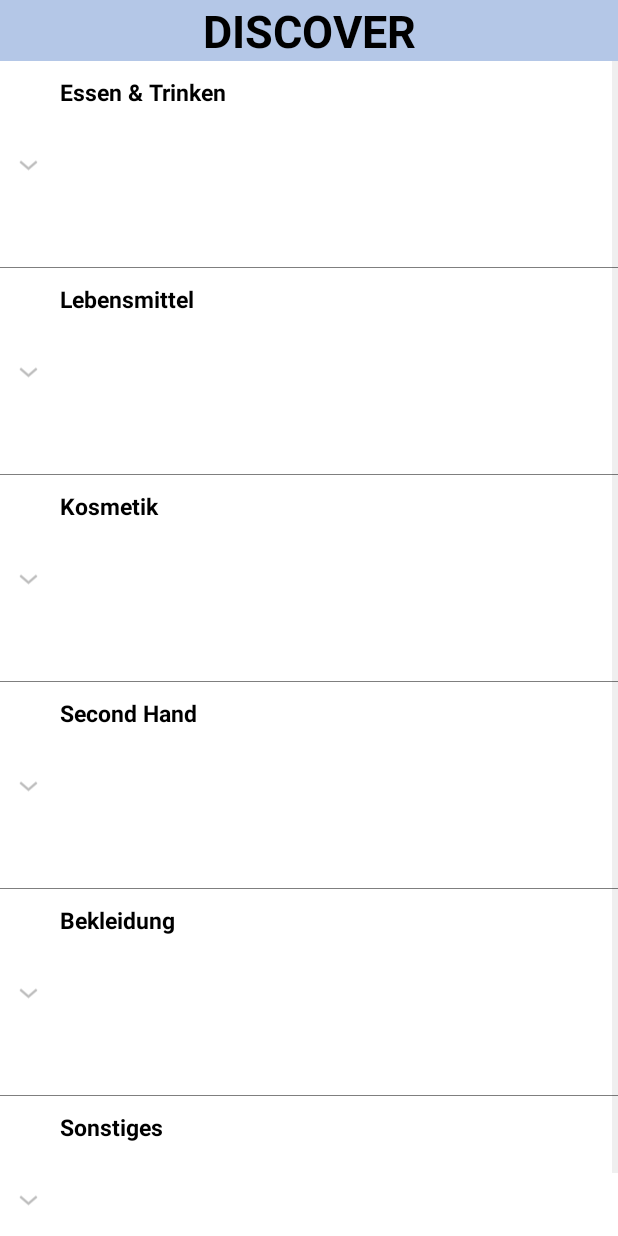
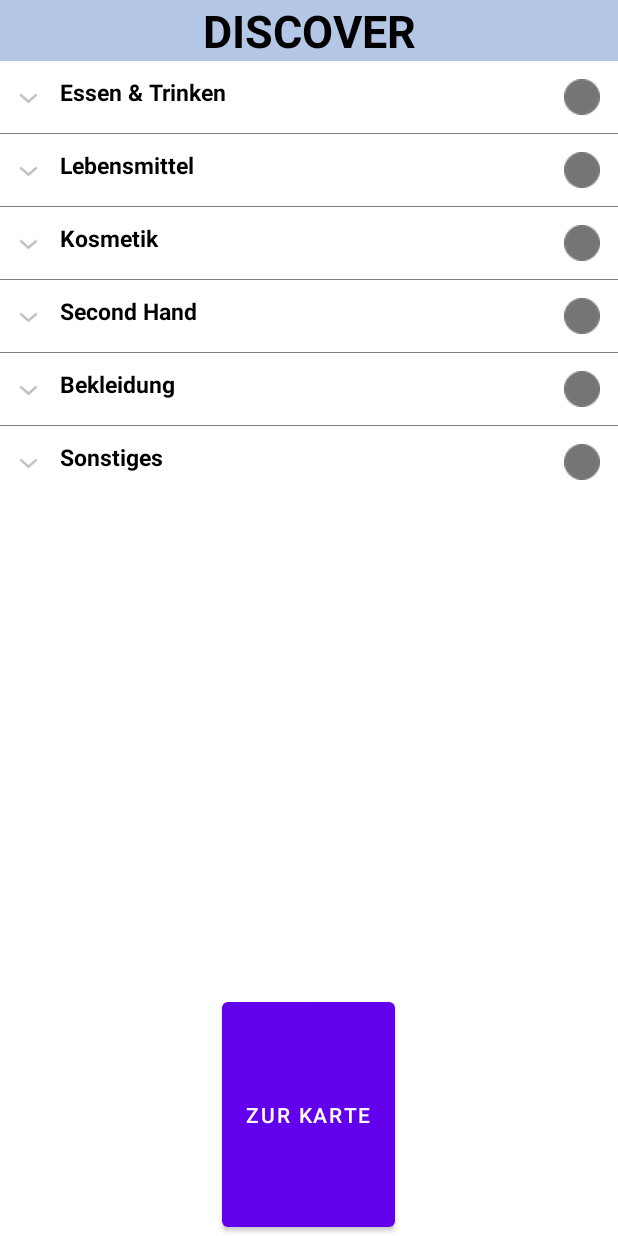
Before and after one commit to aquatorze/FAIRlaufen, an Android app: the DiscoverActivity screen opened directly, with no data from a screen before it, on a phone screen of 412 x 824 dp. Run offline under Robolectric (Android 15) with nearby library versions, the phone set to English and light mode, and no system bars.

Commit message:
Checkbox added to parents (category) of Expandable List View

```diff
--- a/app/src/main/java/com/tudresden/fairlaufen/DiscoverActivity.java
+++ b/app/src/main/java/com/tudresden/fairlaufen/DiscoverActivity.java
@@ -43,6 +43,7 @@ public class DiscoverActivity extends AppCompatActivity {
             }
         });
 
+
     }
 
 
--- /dev/null
+++ b/app/src/main/res/drawable/custom_checkbox_theme.xml
@@ -0,0 +1,9 @@
+<?xml version="1.0" encoding="utf-8"?>
+<selector xmlns:android="http://schemas.android.com/apk/res/android" >
+    <item android:state_checked="true"
+        android:drawable="@drawable/icon_checked" />
+    <item android:state_pressed="true"
+        android:drawable="@drawable/icon_checked" />
+    <item android:state_pressed="false"
+        android:drawable="@drawable/icon_unchecked" />
+</selector>
--- a/app/src/main/res/layout/activity_discover.xml
+++ b/app/src/main/res/layout/activity_discover.xml
@@ -34,7 +34,7 @@
         android:layout_below="@+id/expandableListView"
         android:layout_centerHorizontal="true"
         android:layout_alignParentBottom="true"
-        android:layout_marginBottom="380dp"
+        android:layout_marginBottom="330dp"
         android:layout_width="wrap_content"
         android:layout_height="wrap_content"/>
 </RelativeLayout>
--- a/app/src/main/res/layout/list_group.xml
+++ b/app/src/main/res/layout/list_group.xml
@@ -1,14 +1,12 @@
 <?xml version="1.0" encoding="utf-8"?>
 
-<LinearLayout xmlns:android="http://schemas.android.com/apk/res/android"
-    android:orientation="vertical"
-    android:layout_width="match_parent"
-    android:layout_height="match_parent">
+<RelativeLayout xmlns:android="http://schemas.android.com/apk/res/android"
+    android:orientation="horizontal"
+    android:gravity="fill"
+    android:layout_width="fill_parent"
+    android:layout_height="wrap_content">
 
-    <LinearLayout
-        android:layout_height="match_parent"
-        android:layout_width="match_parent">
-        <TextView
+    <TextView
             android:id="@+id/listTitle"
             android:layout_width="match_parent"
             android:layout_height="wrap_content"
@@ -18,20 +16,13 @@
             android:paddingTop="10dp"
             android:paddingBottom="10dp" />
 
-    </LinearLayout>
-
-    <LinearLayout
-        android:layout_width="0dp"
-        android:layout_height="match_parent"
-        android:layout_weight="0.3"
-        android:gravity="center">
-
-        <CheckBox
-            android:id="@+id/cbSubCategory"
+    <CheckBox
+            android:id="@+id/checkbox"
             android:layout_width="wrap_content"
             android:layout_height="wrap_content"
+            android:layout_alignParentRight="true"
             android:focusable="false"
             android:button="@drawable/custom_checkbox_theme"/>
 
-    </LinearLayout>
-</LinearLayout>
+
+</RelativeLayout>
```
Also changed, not shown: app/src/main/res/drawable/icon_checked.png (added), app/src/main/res/drawable/icon_unchecked.png (added).
